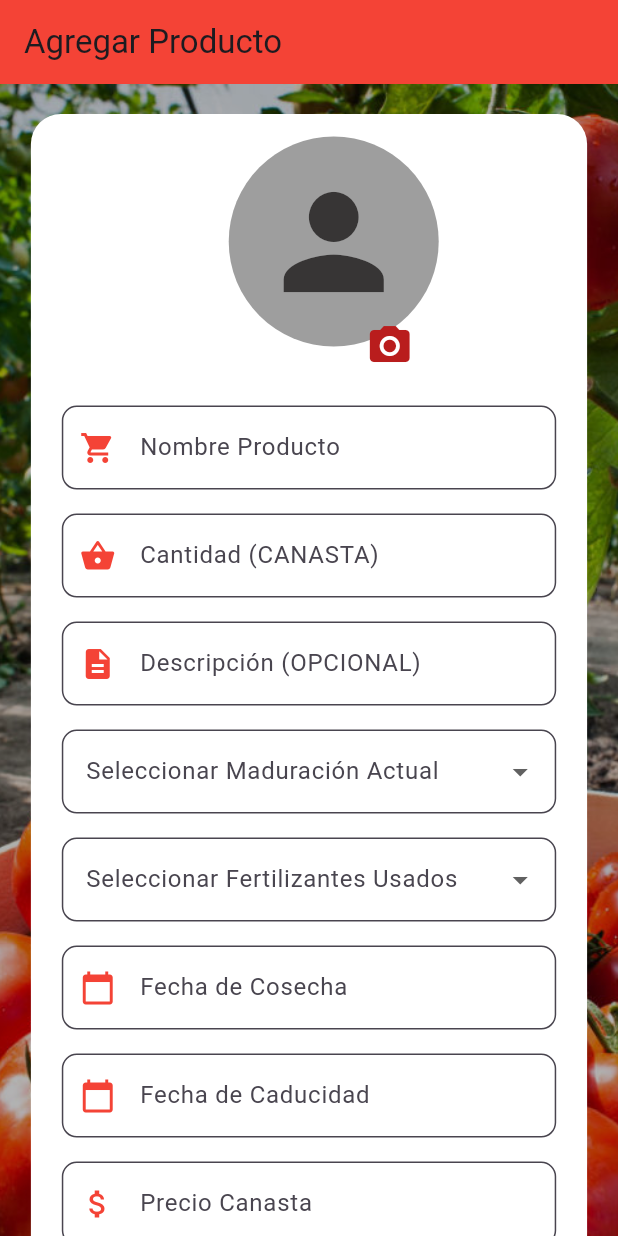
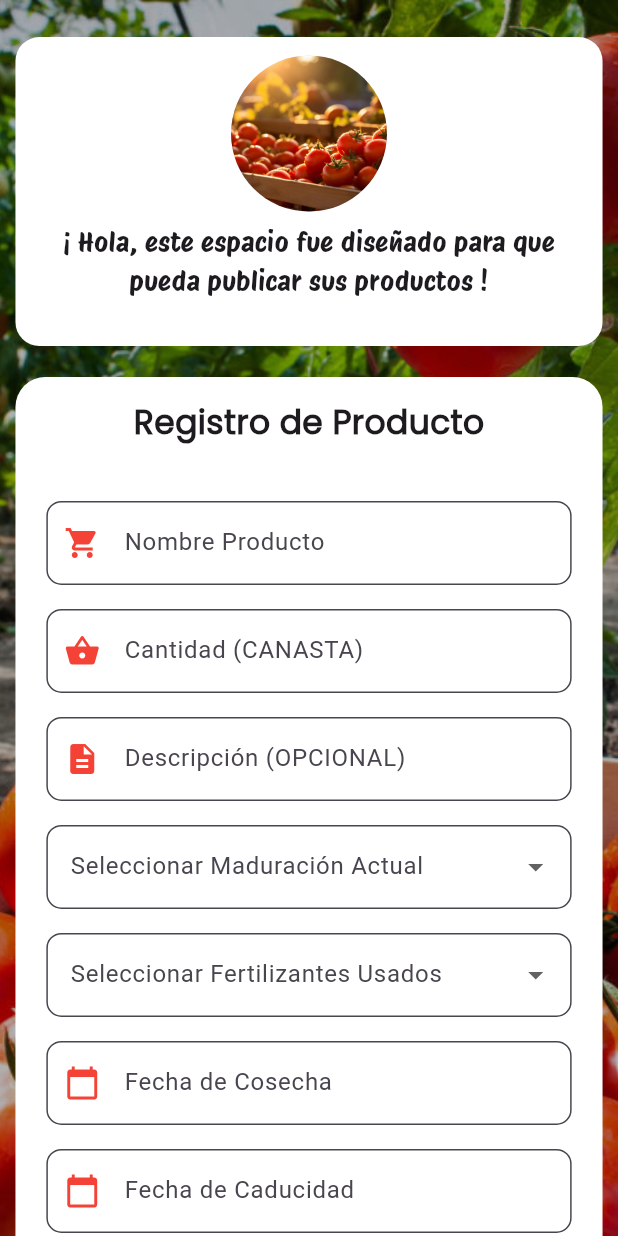
Before and after one commit to santiortizm/Apptomaticos, a Flutter app: the AddProductWidget screen opened by its route, on a phone screen of 412 x 824 dp. Run offline on Flutter 3.47's test engine with Material 3 defaults, Android fonts, the phone set to English and light mode, and no system bars; drawn by our look-alikes of auto_size_text; our stand-ins replace device_info_plus, flutter_dotenv, go_router, image_picker, permission_handler, supabase_flutter; accounts and stored records are empty.

Commit message:
Update ui add_product and card_product

```diff
--- a/lib/presentation/screens/products/add_product_widget.dart
+++ b/lib/presentation/screens/products/add_product_widget.dart
@@ -1,5 +1,5 @@
 import 'package:apptomaticos/core/constants/colors.dart';
-import 'package:apptomaticos/core/widgets/avatar_product.dart';
+// import 'package:apptomaticos/core/widgets/avatar_product.dart';
 import 'package:apptomaticos/core/widgets/custom_button.dart';
 import 'package:apptomaticos/core/widgets/custom_dialog_confimation.dart';
 import 'package:apptomaticos/core/widgets/text_form_field_widget.dart';
@@ -20,7 +20,7 @@ class AddProductWidget extends StatefulWidget {
 class _AddProductWidgetState extends State<AddProductWidget> {
   final AddProductModel _model = AddProductModel();
   final SupabaseClient supabase = Supabase.instance.client;
-  String? _imageUrl;
+  // String? _imageUrl;
 
   @override
   void dispose() {
@@ -33,16 +33,14 @@ class _AddProductWidgetState extends State<AddProductWidget> {
     final size = MediaQuery.of(context).size;
     // Altura máxima de una pantalla pequeña (por ejemplo, iPhone SE)
     const double smallScreenHeight = 667.0; // Altura en píxeles de iPhone SE
-
+    final containarBanner = size.height <= smallScreenHeight
+        ? size.height * 0.3
+        : size.height * 0.25;
     // Condicional para ajustar la altura del contenedor
-    final containerHeight = size.height <= smallScreenHeight
-        ? size.height * 1.28
-        : size.height * 1.15;
-    return Scaffold(
-      appBar: AppBar(
-        title: const Text('Agregar Producto'),
-        backgroundColor: Colors.red,
-      ),
+    final containerHeight =
+        size.height <= smallScreenHeight ? size.height * 1.15 : size.height * 1;
+    return SafeArea(
+      child: Scaffold(
         body: Stack(
           children: [
             Container(
@@ -61,10 +59,45 @@ class _AddProductWidgetState extends State<AddProductWidget> {
               decoration:
                   BoxDecoration(color: Colors.black.withValues(alpha: 0.3)),
             ),
-          SingleChildScrollView(
+            ListView(
+              padding: EdgeInsets.only(
+                  top: size.height * 0.03,
+                  left: size.width * 0.025,
+                  right: size.width * 0.025),
+              children: [
+                Container(
                   padding: EdgeInsets.symmetric(
-                horizontal: size.width * 0.05, vertical: 20),
-            child: Container(
+                      vertical: size.height * 0.015,
+                      horizontal: size.width * 0.025),
+                  margin: EdgeInsets.only(bottom: size.height * 0.025),
+                  decoration: BoxDecoration(
+                    color: Colors.white,
+                    borderRadius: BorderRadius.circular(16),
+                  ),
+                  width: size.width * 1,
+                  height: containarBanner,
+                  child: Column(
+                    spacing: 8,
+                    children: [
+                      const CircleAvatar(
+                        radius: 52,
+                        backgroundImage:
+                            AssetImage('assets/images/img_portada.webp'),
+                      ),
+                      AutoSizeText(
+                        '¡ Hola, este espacio fue diseñado para que pueda publicar sus productos !',
+                        maxFontSize: 18,
+                        minFontSize: 14,
+                        maxLines: 2,
+                        textAlign: TextAlign.center,
+                        style: temaApp.textTheme.titleMedium!.copyWith(
+                          fontSize: 18,
+                        ),
+                      )
+                    ],
+                  ),
+                ),
+                Container(
                   padding: EdgeInsets.symmetric(
                       horizontal: size.width * 0.05, vertical: 15),
                   width: size.width,
@@ -78,17 +111,27 @@ class _AddProductWidgetState extends State<AddProductWidget> {
                   child: Column(
                     children: [
                       Padding(
-                    padding: EdgeInsets.only(left: size.width * 0.08),
-                    child: AvatarProduct(
-                      imageUrl: _imageUrl,
-                      onUpLoad: (imageUrl) {
-                        setState(() {
-                          _imageUrl = imageUrl;
-                        });
-                      },
+                        padding: EdgeInsets.only(bottom: size.height * 0.025),
+                        child: AutoSizeText(
+                          'Registro de Producto',
+                          maxFontSize: 22,
+                          minFontSize: 18,
+                          maxLines: 1,
+                          style: temaApp.textTheme.titleSmall!.copyWith(
+                              fontSize: 22, fontWeight: FontWeight.w600),
                         ),
                       ),
-
+                      //   Padding(
+                      //   padding: EdgeInsets.only(left: size.width * 0.08),
+                      //   child: AvatarProduct(
+                      //     imageUrl: _imageUrl,
+                      //     onUpLoad: (imageUrl) {
+                      //       setState(() {
+                      //         _imageUrl = imageUrl;
+                      //       });
+                      //     },
+                      //   ),
+                      // ),
                       const SizedBox(height: 16),
                       // Nombre del producto
                       TextFormFieldWidget(
@@ -176,7 +219,8 @@ class _AddProductWidgetState extends State<AddProductWidget> {
                               CustomDialogConfirmation.showConfirmationDialog(
                                 context: context,
                                 title: 'Advertencia',
-                            content: 'Está seguro de cancelar la publicación?',
+                                content:
+                                    'Está seguro de cancelar la publicación?',
                                 confirmText: 'Aceptar',
                                 cancelText: 'Cancelar',
                                 onConfirm: () => context.go('/menu'),
@@ -207,7 +251,8 @@ class _AddProductWidgetState extends State<AddProductWidget> {
                                 if (_model.nameController.text.isEmpty ||
                                     _model.quantityController.text.isEmpty ||
                                     _model.harvestDateController.text.isEmpty ||
-                                _model.expirationDateController.text.isEmpty ||
+                                    _model.expirationDateController.text
+                                        .isEmpty ||
                                     _model.priceController.text.isEmpty ||
                                     _model.selectedMaturity == null ||
                                     _model.selectedFertilizer == null) {
@@ -235,10 +280,12 @@ class _AddProductWidgetState extends State<AddProductWidget> {
                                   'nombreProducto': _model.nameController.text,
                                   'cantidad':
                                       int.parse(_model.quantityController.text),
-                              'descripcion': _model.descriptionController.text,
+                                  'descripcion':
+                                      _model.descriptionController.text,
                                   'maduracion': _model.selectedMaturity,
                                   'fertilizantes': _model.selectedFertilizer,
-                              'fechaCosecha': _model.harvestDateController.text,
+                                  'fechaCosecha':
+                                      _model.harvestDateController.text,
                                   'fechaCaducidad':
                                       _model.expirationDateController.text,
                                   'precio':
@@ -278,7 +325,8 @@ class _AddProductWidgetState extends State<AddProductWidget> {
                               } catch (e) {
                                 print('Error inesperado: $e');
                                 ScaffoldMessenger.of(context).showSnackBar(
-                              SnackBar(content: Text('Error inesperado: $e')),
+                                  SnackBar(
+                                      content: Text('Error inesperado: $e')),
                                 );
                               }
                             },
@@ -302,8 +350,10 @@ class _AddProductWidgetState extends State<AddProductWidget> {
                     ],
                   ),
                 ),
+              ],
             ),
           ],
+        ),
       ),
     );
   }
```
Also changed, not shown: lib/core/widgets/custom_card_products.dart (+18 -8 lines). Lines whose indentation alone changed are shown as unchanged.
